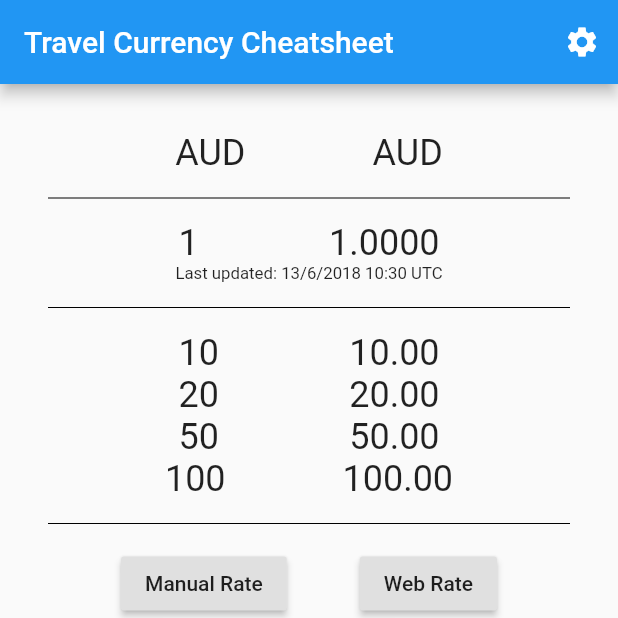
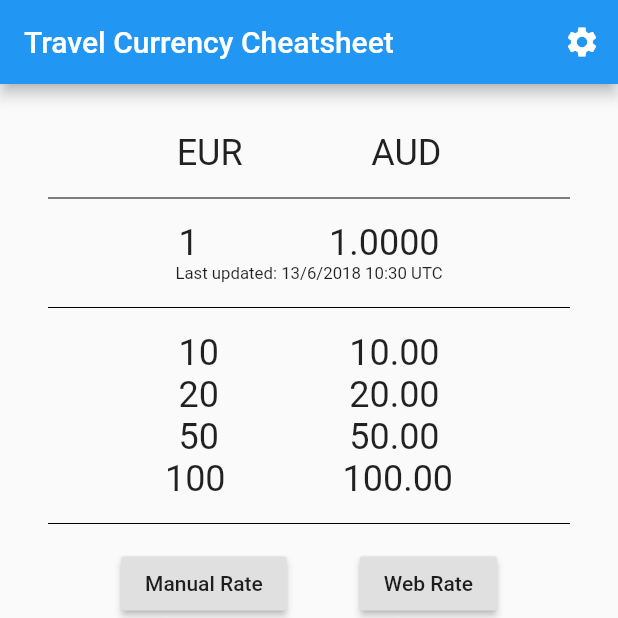
Before and after one commit to prenexus/flutter-sandbox, a Flutter app: the screen it shows after launch, on a phone screen of 412 x 824 dp, the top half of it. Run offline on Flutter 3.47's test engine with Material 2 defaults, Android fonts, the phone set to English and light mode, and no system bars.

Commit message:
Wed lunch

```diff
--- a/lib/main.dart
+++ b/lib/main.dart
@@ -7,13 +7,14 @@
 // Choose base currency
 // Choose conversion currency
 
-
 import 'package:flutter/material.dart';
 import 'dart:io';
 import 'dart:convert' show utf8, json;
-import 'dart:async';
-import 'package:shared_preferences/shared_preferences.dart';
+import 'dart:async' show Future;
+//import 'package:shared_preferences/shared_preferences.dart';
 
+String fromCurrency = 'EUR';
+String toCurrency = 'AUD';
 
 void main() {
   runApp(new MaterialApp(
@@ -25,7 +26,6 @@ class MyApp extends StatefulWidget {
   @override
   MyAppState createState() => new MyAppState();
 }
-
 class HomeCurrencyPage extends StatelessWidget {
   @override
   Widget build(BuildContext context) {
@@ -39,13 +39,14 @@ class HomeCurrencyPage extends StatelessWidget {
             new ListTile(
                 title: new Text("AUD"),
                 onTap: () {
-                    // Here we should save the preferences
+
+
                 }
             ),
             new ListTile(
                 title: new Text("USD"),
                 onTap: () {
-                  // Here we should save the preferences
+
                 }
             )
           ],
@@ -55,7 +56,6 @@ class HomeCurrencyPage extends StatelessWidget {
 
   }
 }
-
 class SettingsPage extends StatelessWidget{
   @override
   Widget build(BuildContext context)
@@ -99,8 +99,6 @@ class SettingsPage extends StatelessWidget{
 class MyAppState extends State<MyApp> {
   final _biggerFont = const TextStyle(fontSize: 24.0);
   double _exchangeRate = 1.0;
-  var _fromCurrency = 'AUD' ;
-  var _toCurrency  = 'AUD';
 
   var _lastUpdated = new DateTime.now();
 
@@ -110,29 +108,28 @@ class MyAppState extends State<MyApp> {
   var amount4 = 50;
   var amount5 = 100;
 
-  //Future<Null>
-  _readPrefs() async {
-  // Open the shared preferences and find our currencies.
-     SharedPreferences prefs = await SharedPreferences.getInstance();
-    _fromCurrency = (prefs.getString('fromCurrency') ?? 'EUR');
-    _toCurrency = (prefs.getString('toCurrency')?? 'AUD');
+  //Run this at app startup
+  @override
+  void initState(){
+    super.initState();
+
   }
 
-  _savePrefs(var homeOrAway, var currency) async {
-    // Save the preferences as required
-    SharedPreferences prefs = await SharedPreferences.getInstance();
-    prefs.setString(homeOrAway, currency);
+  @override
+  void dispose(){
+
+    super.dispose();
   }
 
   _getExchangeRate() async {
     // Get the exchange rate from free.currencyconverterapi.com
     // query = from_to . e.g AUD_USD
     // Returns a double value
-    SharedPreferences prefs = await SharedPreferences.getInstance();
-    _fromCurrency = (prefs.getString('fromCurrency') ?? 'EUR');
-    _toCurrency = (prefs.getString('toCurrency')?? 'AUD');
+    //SharedPreferences prefs = await SharedPreferences.getInstance();
+    //var fromCurrency = 'USD';
+   // var toCurrency = 'AUD';
 
-    var fromToCurrency = _fromCurrency + "_" + _toCurrency;
+    var fromToCurrency = fromCurrency + "_" + toCurrency;
 
     var url = 'https://free.currencyconverterapi.com/api/v5/convert?q=' +
         fromToCurrency;
@@ -167,13 +164,6 @@ class MyAppState extends State<MyApp> {
     });
   }
 
-  //Run this at app startup
-  @override
-  void initState(){
-    super.initState();
-    _readPrefs();
-  }
-
   @override
   Widget build(BuildContext context) {
     return new Scaffold (
@@ -193,7 +183,7 @@ class MyAppState extends State<MyApp> {
           ],
       ),
 
-      body: _buildScreen(),
+      body: _buildScreen(fromCurrency, toCurrency),
     );
   }
 
@@ -208,9 +198,10 @@ class MyAppState extends State<MyApp> {
 
   final TextEditingController _controller = new TextEditingController();
 
-  Widget _buildScreen() {
+  Widget _buildScreen(String fromCurrency, String toCurrency) {
     // Build the screen
-
+    print ("From Currency is currently:" + fromCurrency);
+    print ("To currency is currently: " + toCurrency);
     //Set the use of text themes
     final TextTheme textTheme = Theme.of(context).textTheme;
     //new Text('Display 3', style: textTheme.display3),
@@ -235,13 +226,13 @@ class MyAppState extends State<MyApp> {
               children: <Widget>[
                 new Column(
                   children: <Widget>[
-                    new Text( _fromCurrency ,style: textTheme.headline),
+                    new Text( fromCurrency ,style: textTheme.headline),
                   ],
                 ),
 
                 new Column(
                   children: <Widget>[
-                    new Text( _toCurrency , style: textTheme.headline),
+                    new Text( toCurrency , style: textTheme.headline),
                   ],
                 )
 
@@ -253,15 +244,7 @@ class MyAppState extends State<MyApp> {
             new Row(
               children: <Widget>[
 
-                // This is broken! Not sure why. Needs debugging. This is the hook for the manual rate.
 
-               // new TextField(
-//                  controller: _controller,
-  //                keyboardType: TextInputType.number,
-                  //decoration: new InputDecoration(
-              //      labelText: 'Exchange rate',
-                  //),
-    //            ),
               ],
             ),
 
--- a/pubspec.yaml
+++ b/pubspec.yaml
@@ -12,6 +12,9 @@ dependencies:
   english_words: ^3.1.0
   shared_preferences: ^0.4.2
   intl:
+  prefs:
+   git:
+    url: git://github.com/AndriousSolutions/prefs.git
 
 dev_dependencies:
   flutter_test:
```
